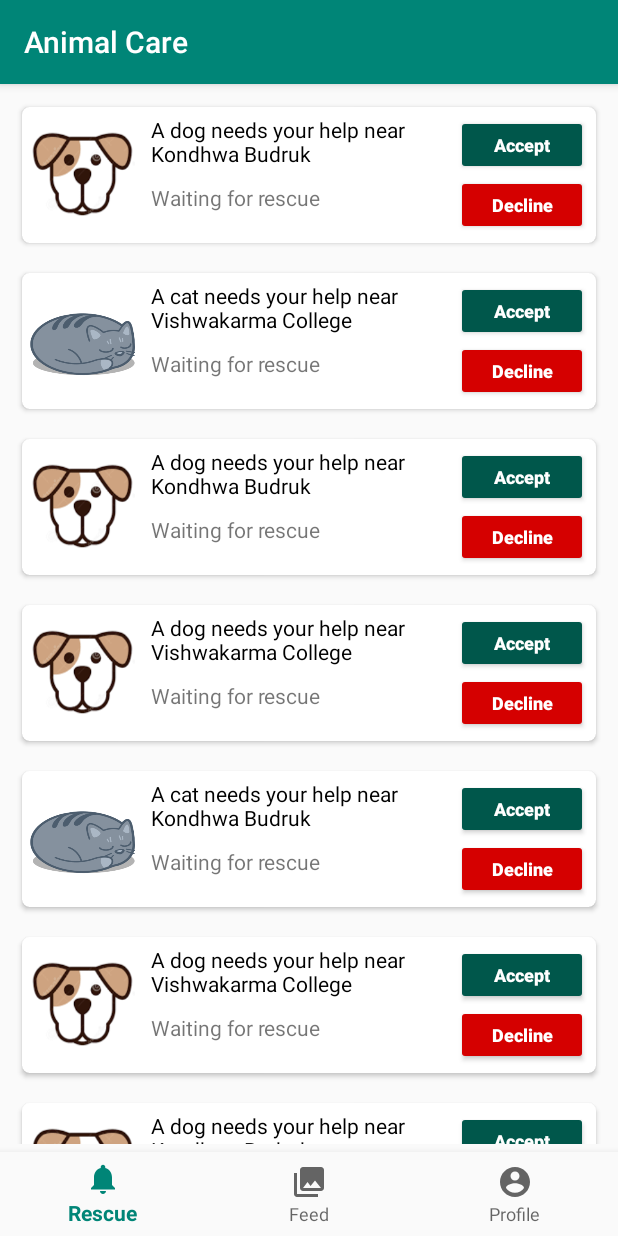
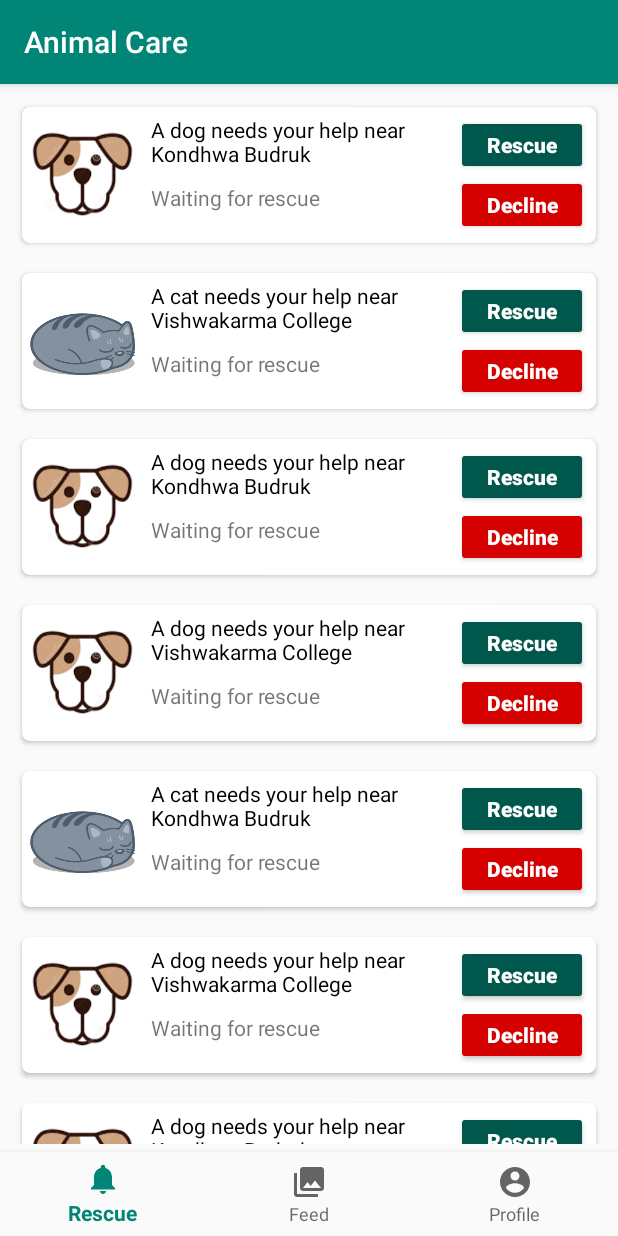
Before and after one commit to atharvakale31/AnimalCare, an Android app: the RescueRequestsFragment screen opened directly, with no data from a screen before it, on a phone screen of 412 x 824 dp. Run offline under Robolectric (Android 15) with nearby library versions, the phone set to English and light mode, and no system bars; our stand-ins replace navigation-ui.

Commit message:
Added accept and decline buttons

```diff
--- a/app/src/main/java/com/example/animalcare/AnimalHelpCase.java
+++ b/app/src/main/java/com/example/animalcare/AnimalHelpCase.java
@@ -7,6 +7,7 @@ public class AnimalHelpCase {
     private String userLocation;
     private String photourl;
     private double latitude;
+
     private double longitude;
 
 
--- a/app/src/main/java/com/example/animalcare/RescueRequestRecyclerViewAdapter.java
+++ b/app/src/main/java/com/example/animalcare/RescueRequestRecyclerViewAdapter.java
@@ -3,6 +3,7 @@ package com.example.animalcare;
 import android.view.LayoutInflater;
 import android.view.View;
 import android.view.ViewGroup;
+import android.widget.AdapterView;
 import android.widget.Button;
 import android.widget.ImageView;
 import android.widget.TextView;
@@ -11,8 +12,6 @@ import androidx.annotation.NonNull;
 import androidx.recyclerview.widget.RecyclerView;
 
 import java.util.ArrayList;
-
-import de.hdodenhof.circleimageview.CircleImageView;
 
 public class RescueRequestRecyclerViewAdapter extends RecyclerView.Adapter<RescueRequestRecyclerViewAdapter.RescueViewHolder> {
 
@@ -23,11 +22,21 @@ public class RescueRequestRecyclerViewAdapter extends RecyclerView.Adapter<Rescu
 
     }
 
+    public OnItemClickListener itemClickListener;
+
+    public interface  OnItemClickListener{
+        void onItemClick(int position, View view, View itemView);
+    }
+
+    public void setOnItemClickListener(OnItemClickListener listener){
+        itemClickListener = listener;
+    }
+
     @NonNull
     @Override
     public RescueViewHolder onCreateViewHolder(@NonNull ViewGroup parent, int viewType) {
         View view = LayoutInflater.from(parent.getContext()).inflate(R.layout.card_rescue_requests,parent,false);
-        return new RescueViewHolder(view);
+        return new RescueViewHolder(view,itemClickListener);
     }
 
     @Override
@@ -52,7 +61,7 @@ public class RescueRequestRecyclerViewAdapter extends RecyclerView.Adapter<Rescu
         private Button btnAcceptRescue, btnDeclineRescue;
         private ImageView imageViewAnimalType;
 
-        public RescueViewHolder(@NonNull View itemView) {
+        public RescueViewHolder(@NonNull final View itemView, final OnItemClickListener itemClickListener) {
             super(itemView);
 
             textViewAnimalLocationLandmark = itemView.findViewById(R.id.textViewAnimalLocationLandmark);
@@ -60,6 +69,26 @@ public class RescueRequestRecyclerViewAdapter extends RecyclerView.Adapter<Rescu
             btnAcceptRescue = itemView.findViewById(R.id.btnAcceptRescue);
             btnDeclineRescue = itemView.findViewById(R.id.btnDeclineRescue);
             imageViewAnimalType = itemView.findViewById(R.id.imageViewAnimalType);
+
+            btnAcceptRescue.setOnClickListener(new View.OnClickListener() {
+                @Override
+                public void onClick(View v) {
+                    int position = getAdapterPosition();
+                    if(itemClickListener!=null && position!=RecyclerView.NO_POSITION){
+                        itemClickListener.onItemClick(position, btnAcceptRescue, itemView);
+                    }
+                }
+            });
+
+            btnDeclineRescue.setOnClickListener(new View.OnClickListener() {
+                @Override
+                public void onClick(View v) {
+                    int position = getAdapterPosition();
+                    if(itemClickListener!=null && position!=RecyclerView.NO_POSITION){
+                        itemClickListener.onItemClick(position, btnDeclineRescue, itemView);
+                    }
+                }
+            });
 
         }
     }
--- a/app/src/main/java/com/example/animalcare/VolunteerHomeActivity.java
+++ b/app/src/main/java/com/example/animalcare/VolunteerHomeActivity.java
@@ -1,9 +1,14 @@
 package com.example.animalcare;
 
 import android.os.Bundle;
+import android.util.Log;
 import android.view.MenuItem;
+import android.widget.Toast;
 
+import com.google.android.gms.tasks.OnCompleteListener;
+import com.google.android.gms.tasks.Task;
 import com.google.android.material.bottomnavigation.BottomNavigationView;
+import com.google.firebase.messaging.FirebaseMessaging;
 
 import androidx.annotation.NonNull;
 import androidx.appcompat.app.AppCompatActivity;
@@ -21,6 +26,9 @@ public class VolunteerHomeActivity extends AppCompatActivity {
     protected void onCreate(Bundle savedInstanceState) {
         super.onCreate(savedInstanceState);
         setContentView(R.layout.activity_volunteer_home);
+
+        subscribeToTopic();
+
         BottomNavigationView bottomNavigationView = findViewById(R.id.nav_view);
 
         viewPager = findViewById(R.id.viewPagerVolunteerHome);
@@ -49,4 +57,19 @@ public class VolunteerHomeActivity extends AppCompatActivity {
 
     }
 
+    public void subscribeToTopic(){
+        FirebaseMessaging.getInstance().subscribeToTopic("animalhelp")
+                .addOnCompleteListener(new OnCompleteListener<Void>() {
+                    @Override
+                    public void onComplete(@NonNull Task<Void> task) {
+                        String msg = "Subscribed to Topic";//getString(R.string.msg_subscribed);
+                        if (!task.isSuccessful()) {
+                            msg = "Failed to subscribe";//getString(R.string.msg_subscribe_failed);
+                        }
+                        Log.i("TAGSEND",msg);
+                        Toast.makeText(VolunteerHomeActivity.this, msg, Toast.LENGTH_SHORT).show();
+                    }
+                });
+    }
+
 }
--- a/app/src/main/res/layout/card_rescue_requests.xml
+++ b/app/src/main/res/layout/card_rescue_requests.xml
@@ -26,7 +26,7 @@
 
         <LinearLayout
             android:layout_width="0dp"
-            android:layout_height="match_parent"
+            android:layout_height="wrap_content"
             android:orientation="vertical"
             android:layout_weight="1"
             android:layout_margin="5dp">
@@ -58,8 +58,8 @@
                 android:id="@+id/btnAcceptRescue"
                 android:layout_width="wrap_content"
                 android:layout_height="40dp"
-                android:text="Accept"
-                android:textSize="12sp"
+                android:text="Rescue"
+                android:textSize="14sp"
                 android:textAllCaps="false"
                 android:textStyle="bold"
                 android:textColor="#FFFF"
@@ -71,7 +71,7 @@
                 android:layout_width="wrap_content"
                 android:layout_height="40dp"
                 android:text="Decline"
-                android:textSize="12sp"
+                android:textSize="14sp"
                 android:textStyle="bold"
                 android:textColor="#FFFF"
                 android:backgroundTint="#D50000"
```
Also changed, not shown: app/src/main/java/com/example/animalcare/RescueActivity.java (+0 -17 lines), app/src/main/java/com/example/animalcare/RescueRequestsFragment.java (+48 -0 lines).
